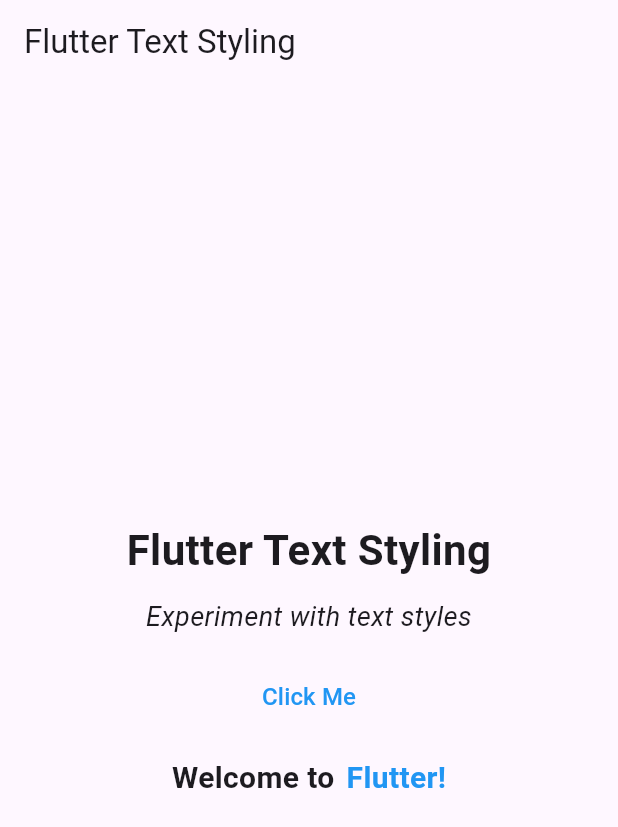
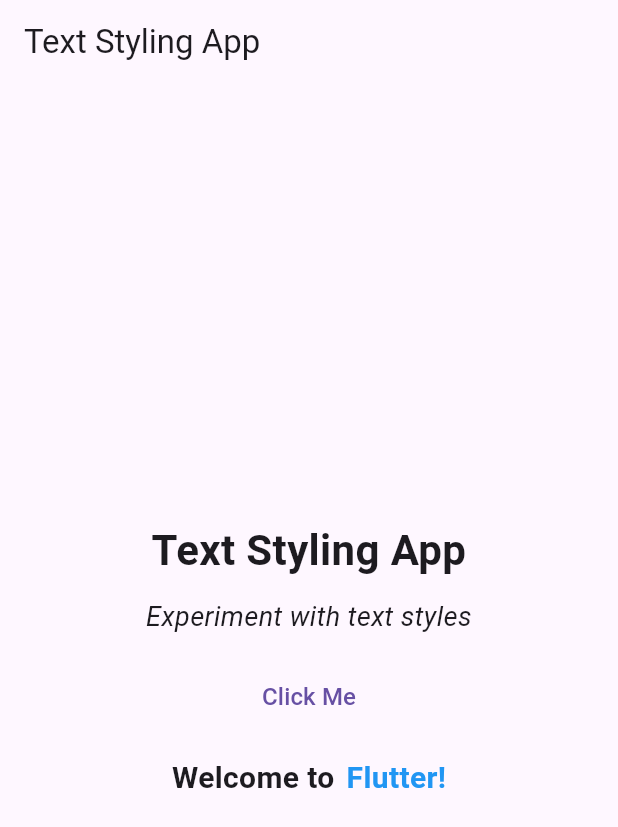
Before and after one commit to msisaif/flutter-7-module-10-live-test, a Flutter app: the screen it shows after launch, on a phone screen of 412 x 824 dp. Shown: the top 827 px of the screen. Run offline on Flutter 3.47's test engine with Material 3 defaults, Android fonts, the phone set to English and light mode, and no system bars.

Commit message:
module 10 live test

```diff
--- a/lib/main.dart
+++ b/lib/main.dart
@@ -23,14 +23,14 @@ class MyHomePage extends StatelessWidget {
   Widget build(BuildContext context) {
     return Scaffold(
       appBar: AppBar(
-        title: const Text('Flutter Text Styling'),
+        title: const Text('Text Styling App'),
       ),
       body: Center(
         child: Column(
           mainAxisAlignment: MainAxisAlignment.center,
           children: [
             const Text(
-              'Flutter Text Styling',
+              'Text Styling App',
               style: TextStyle(
                 fontSize: 28.0,
                 fontWeight: FontWeight.bold,
@@ -59,7 +59,6 @@ class MyHomePage extends StatelessWidget {
                 'Click Me',
                 style: TextStyle(
                   fontSize: 16.0,
-                  color: Colors.blue,
                 ),
               ),
             ),
```
